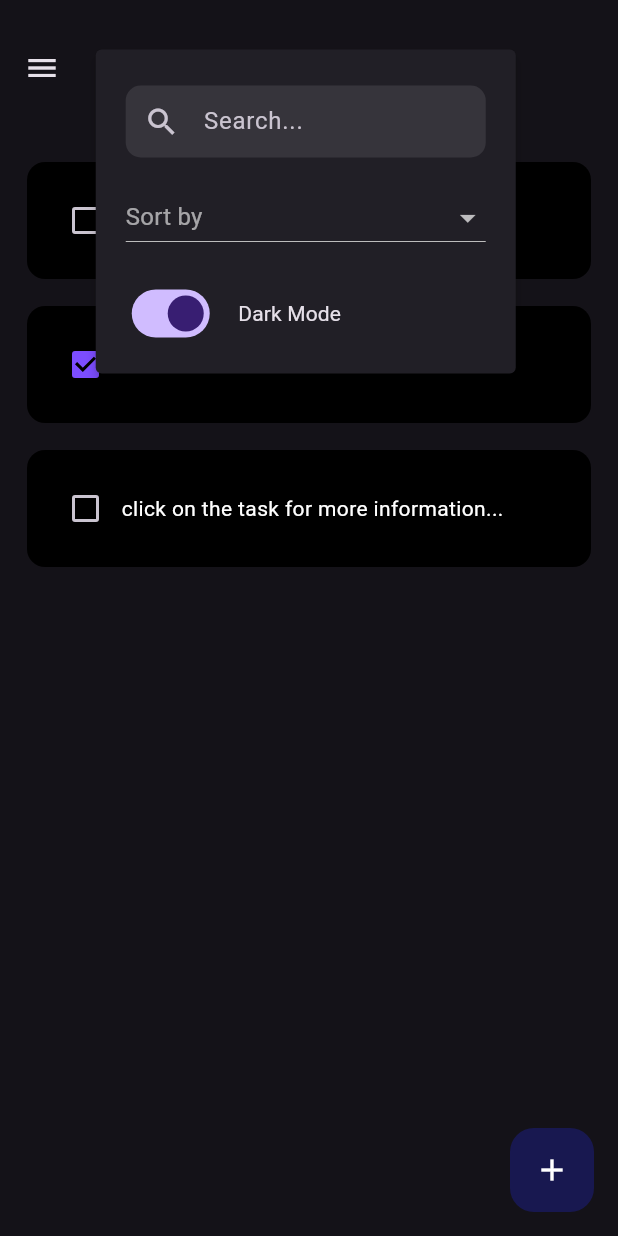
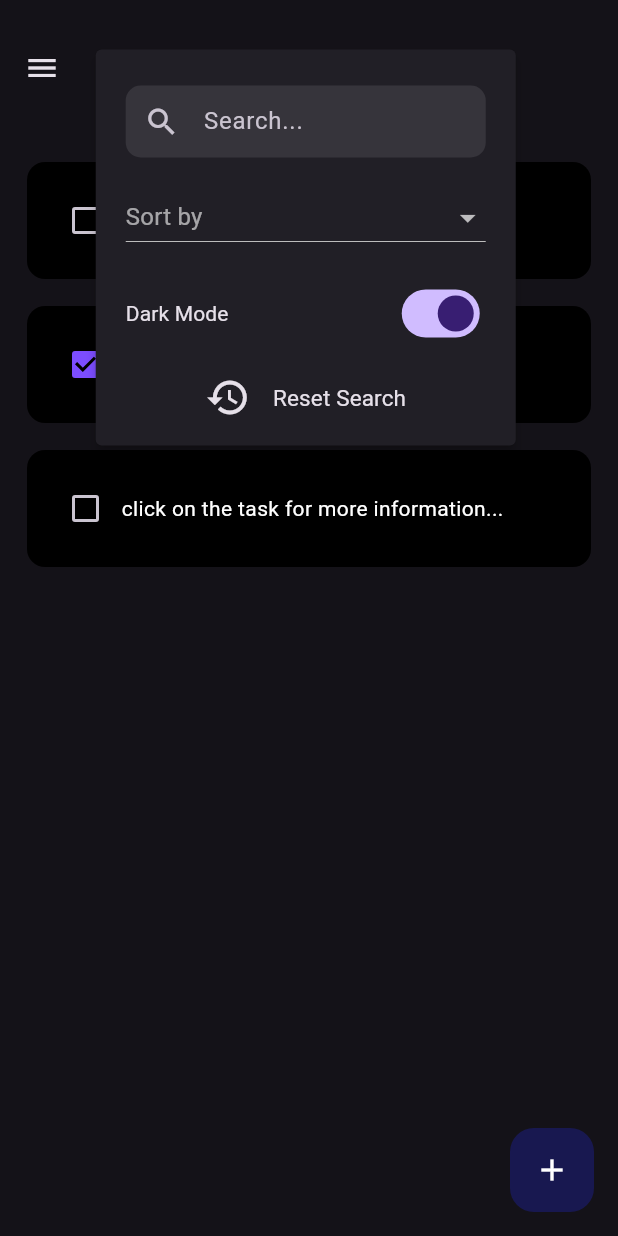
Before and after one commit to BlessingLuphahla/flutter-to-do-app, a Flutter app: the screen it shows after launch, after a tap on "Options", on a phone screen of 412 x 824 dp. Run offline on Flutter 3.47's test engine with Material 3 defaults, Android fonts, the phone set to English and light mode, and no system bars; drawn by our look-alikes of flutter_slidable; our stand-ins replace font_awesome_flutter, hive_flutter; accounts and stored records are empty.

Commit message:
search update and options update

```diff
--- a/lib/pages/home_page.dart
+++ b/lib/pages/home_page.dart
@@ -135,7 +135,7 @@ class HomePageState extends State<HomePage> {
 
   @override
   Widget build(BuildContext context) {
-    final listToDisplay = isSearching ? searchResults : db.toDoList;
+    var listToDisplay = isSearching ? searchResults : db.toDoList;
 
     return Scaffold(
       drawer: const ReddDrawer(),
@@ -222,17 +222,48 @@ class HomePageState extends State<HomePage> {
                     padding: const EdgeInsets.all(8.0),
                     child: Row(
                       children: [
+                        const Text('Dark Mode'),
+                        const Spacer(),
                         // Switch inside the dropdown
                         Switch(
                           value: widget.isDarkMode,
                           onChanged: (bool newValue) {
-                            setState(() {
-                              widget.toggleTheme(newValue);
-                            });
+                            Navigator.pop(context); // Close the dropdown
+                            widget.toggleTheme(
+                                newValue); // Toggle theme immediately
                           },
                         ),
-                        const SizedBox(width: 15),
-                        const Text('Dark Mode'),
+                      ],
+                    ),
+                  ),
+                ),
+                PopupMenuItem<String>(
+                  onTap: () {
+                    setState(() {
+                      isSearching = false;
+                      searchResults.clear();
+                      listToDisplay = db.toDoList;
+                    });
+                  },
+                  value: 'reset',
+                  child: Container(
+                    padding: const EdgeInsets.all(8.0),
+                    child: const Row(
+                      children: [
+                        Spacer(),
+                        // Switch inside the dropdown
+                        Icon(
+                          Icons.restore,
+                          size: 30,
+                        ),
+                        SizedBox(
+                          width: 15,
+                        ),
+                        Text(
+                          'Reset Search',
+                          style: TextStyle(fontSize: 15),
+                        ),
+                        Spacer(),
                       ],
                     ),
                   ),
--- a/lib/utils/redd_drawer.dart
+++ b/lib/utils/redd_drawer.dart
@@ -10,7 +10,7 @@ class ReddDrawer extends StatelessWidget {
     return ElevatedButton.styleFrom(
       padding: EdgeInsets.zero,
       foregroundColor: Colors.white,
-      backgroundColor: Color.fromARGB(255, 10, 6, 11),
+      backgroundColor: const Color.fromARGB(255, 10, 6, 11),
       shape: RoundedRectangleBorder(
         borderRadius: BorderRadius.circular(8),
       ),
--- a/lib/utils/to_do_tile.dart
+++ b/lib/utils/to_do_tile.dart
@@ -98,7 +98,7 @@ class _ToDoTileState extends State<ToDoTile> {
               child: Container(
                 padding: const EdgeInsets.all(15.0),
                 decoration: BoxDecoration(
-                    color: Color.fromARGB(255, 0, 0, 0),
+                    color: const Color.fromARGB(255, 0, 0, 0),
                     borderRadius: BorderRadius.circular(12)),
                 child: Flex(direction: Axis.horizontal, children: [
                   Expanded(
```
